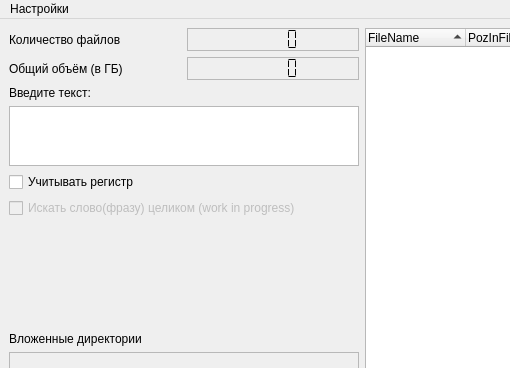
Old version of the form mainwindow.ui in the repository Bigmagyshka/StringFinder; both pictures show x 0 to 510 and y 0 to 368 of the 800 by 656 pixel window.
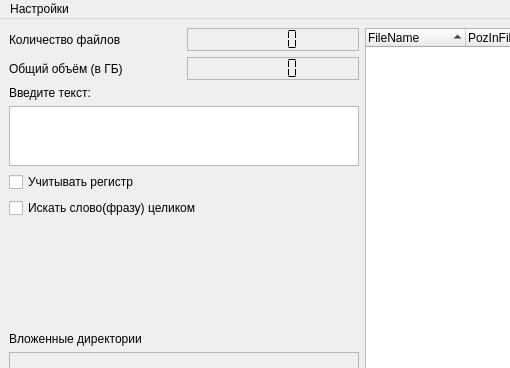
New version of the form. Custom widgets are drawn as their Qt base class.

Diff of the .ui file:
```diff
--- a/mainwindow.ui
+++ b/mainwindow.ui
@@ -148,10 +148,10 @@
       <item>
        <widget class="QCheckBox" name="checkBoxSearchFullPhrase">
         <property name="enabled">
-         <bool>false</bool>
+         <bool>true</bool>
         </property>
         <property name="text">
-         <string>Искать слово(фразу) целиком (work in progress)</string>
+         <string>Искать слово(фразу) целиком</string>
         </property>
        </widget>
       </item>
```
Left out of the diff: 4 changed lines with no effect on the pictures.
